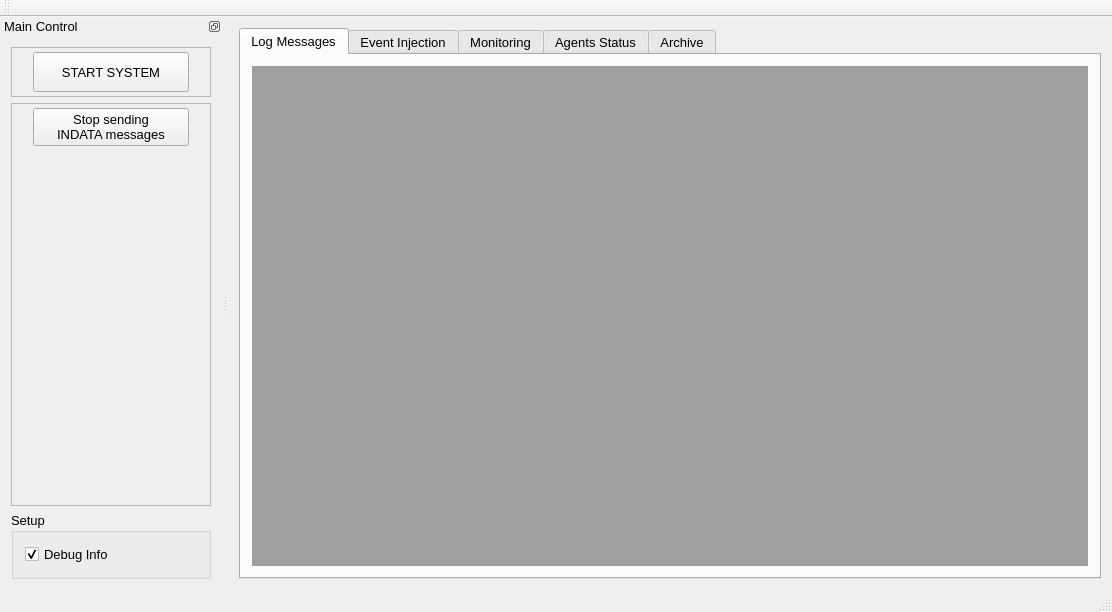
Above: qpfhmi/mainwindow.ui from aardalath/qpf before the change. Below: the same form after it.
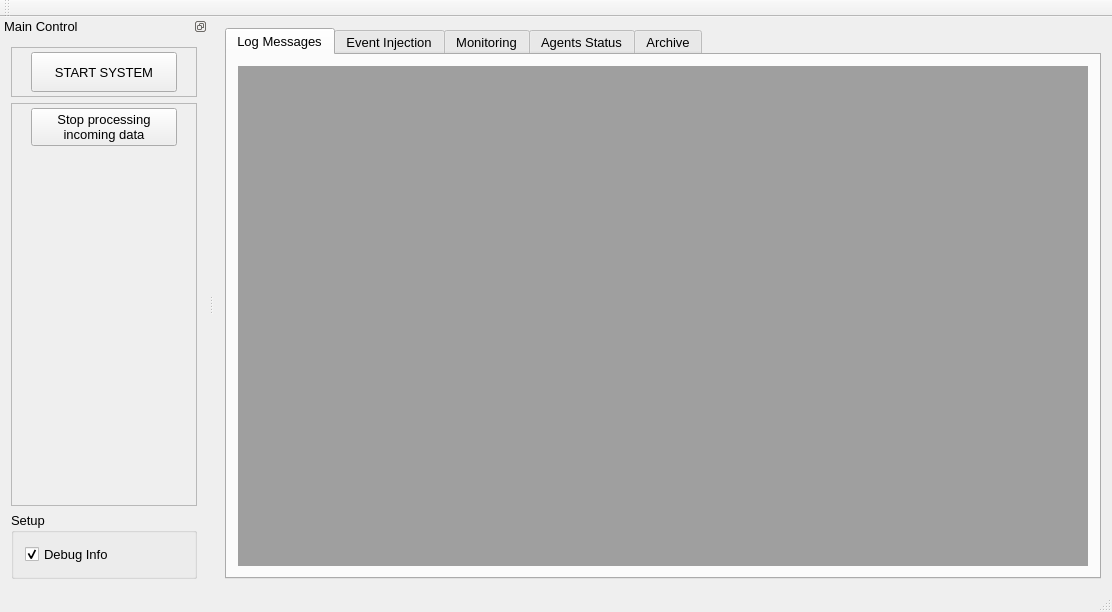
That is the form after the change.

What changed in the file:
```diff
--- a/qpfhmi/mainwindow.ui
+++ b/qpfhmi/mainwindow.ui
@@ -35,12 +35,23 @@
        <layout class="QVBoxLayout" name="verticalLayout_3">
         <item>
          <widget class="QMdiArea" name="mdiArea">
+          <property name="font">
+           <font>
+            <pointsize>8</pointsize>
+           </font>
+          </property>
+          <property name="activationOrder">
+           <enum>QMdiArea::ActivationHistoryOrder</enum>
+          </property>
           <property name="viewMode">
            <enum>QMdiArea::TabbedView</enum>
           </property>
           <property name="documentMode">
            <bool>true</bool>
           </property>
+          <property name="tabsClosable">
+           <bool>false</bool>
+          </property>
           <property name="tabsMovable">
            <bool>true</bool>
           </property>
@@ -1114,8 +1125,8 @@
           <item>
            <widget class="QPushButton" name="btnStopMultInDataEvt">
             <property name="text">
-             <string>Stop sending
-INDATA messages</string>
+             <string>Stop processing
+incoming data</string>
             </property>
            </widget>
           </item>
```
Left out of the diff: 4 changed lines with no effect on the pictures.
